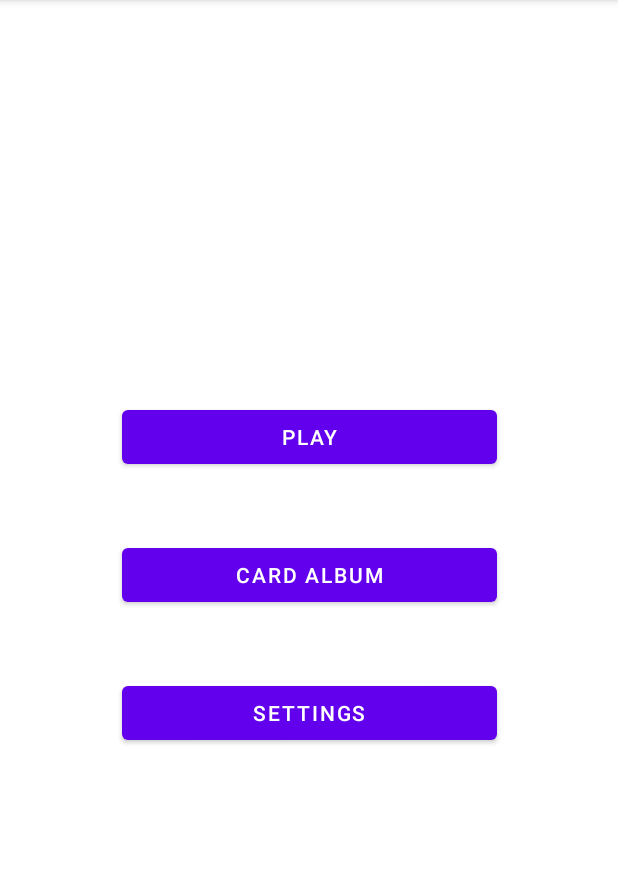
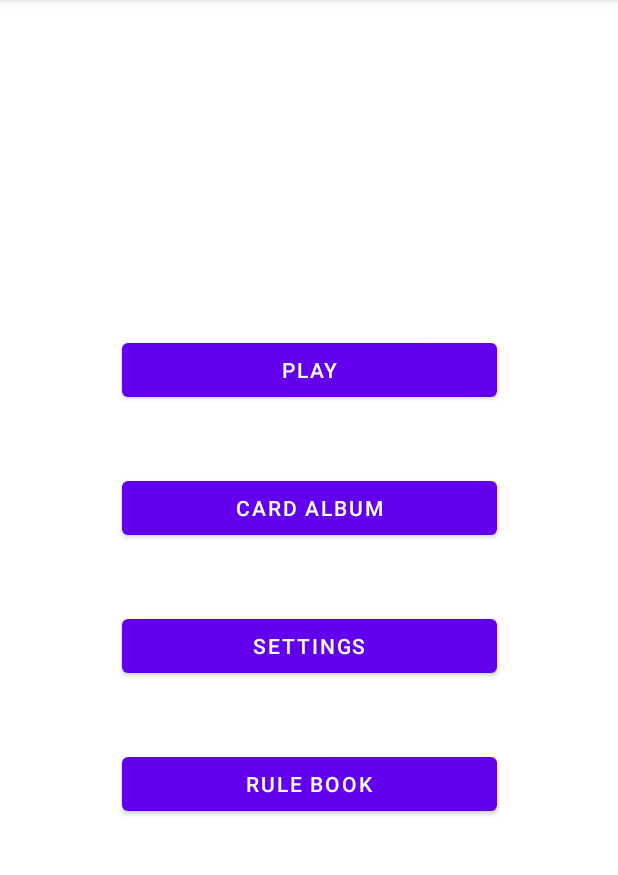
Before and after one commit to mtnp/Mobile-Lab4, an Android app: the screen it shows after launch (MainActivity), on a phone screen of 412 x 824 dp, the part 84-959 px from its top. Run offline under Robolectric (Android 15) with nearby library versions, the phone set to English and light mode, and no system bars.

Commit message:
added rule book activity

```diff
--- a/app/build.gradle
+++ b/app/build.gradle
@@ -6,7 +6,7 @@ plugins {
 android {
     compileSdk 32
     buildFeatures {
-        viewBinding true
+        viewBinding = true
     }
 
     defaultConfig {
--- a/app/src/main/AndroidManifest.xml
+++ b/app/src/main/AndroidManifest.xml
@@ -13,6 +13,9 @@
         android:supportsRtl="true"
         android:theme="@style/Theme.TripleTriad"
         tools:targetApi="31">
+        <activity
+            android:name=".RulebookActivity"
+            android:exported="false" />
         <activity
             android:name=".CardListActivity"
             android:exported="false" />
--- a/app/src/main/java/com/example/tripletriad/MainActivity.kt
+++ b/app/src/main/java/com/example/tripletriad/MainActivity.kt
@@ -28,6 +28,9 @@ class MainActivity : AppCompatActivity() {
 
         // Launch the SettingsActivity on settingsBtn click
         binding.settingsBtn.setOnClickListener { launchSettings() }
+
+        // Launch the RulebookActivity on settingsBtn click
+        binding.rulebookBtn.setOnClickListener { launchRulebook() }
     }
 
     private fun launchPlay() {
@@ -44,4 +47,9 @@ class MainActivity : AppCompatActivity() {
         listIntent = Intent(this, SettingsActivity::class.java)
         startActivity(listIntent)
     }
+
+    private fun launchRulebook() {
+        listIntent = Intent(this, RulebookActivity::class.java)
+        startActivity(listIntent)
+    }
 }
--- a/app/src/main/res/layout/activity_main.xml
+++ b/app/src/main/res/layout/activity_main.xml
@@ -18,7 +18,7 @@
         app:layout_constraintHorizontal_bias="0.503"
         app:layout_constraintStart_toStartOf="parent"
         app:layout_constraintTop_toTopOf="parent"
-        app:layout_constraintVertical_bias="0.499" />
+        app:layout_constraintVertical_bias="0.437" />
 
     <Button
         android:id="@+id/play_btn"
@@ -40,4 +40,14 @@
         app:layout_constraintStart_toStartOf="@+id/album_btn"
         app:layout_constraintTop_toBottomOf="@id/album_btn" />
 
+    <Button
+        android:id="@+id/rulebook_btn"
+        android:layout_width="wrap_content"
+        android:layout_height="wrap_content"
+        android:layout_marginTop="136dp"
+        android:minWidth="250dp"
+        android:text="Rule Book"
+        app:layout_constraintStart_toStartOf="@+id/album_btn"
+        app:layout_constraintTop_toBottomOf="@id/album_btn" />
+
 </androidx.constraintlayout.widget.ConstraintLayout>
```
Also changed, not shown: app/src/main/java/com/example/tripletriad/RulebookActivity.kt (added, +11 -0 lines), app/src/main/res/layout/activity_rulebook.xml (added, +22 -0 lines).
